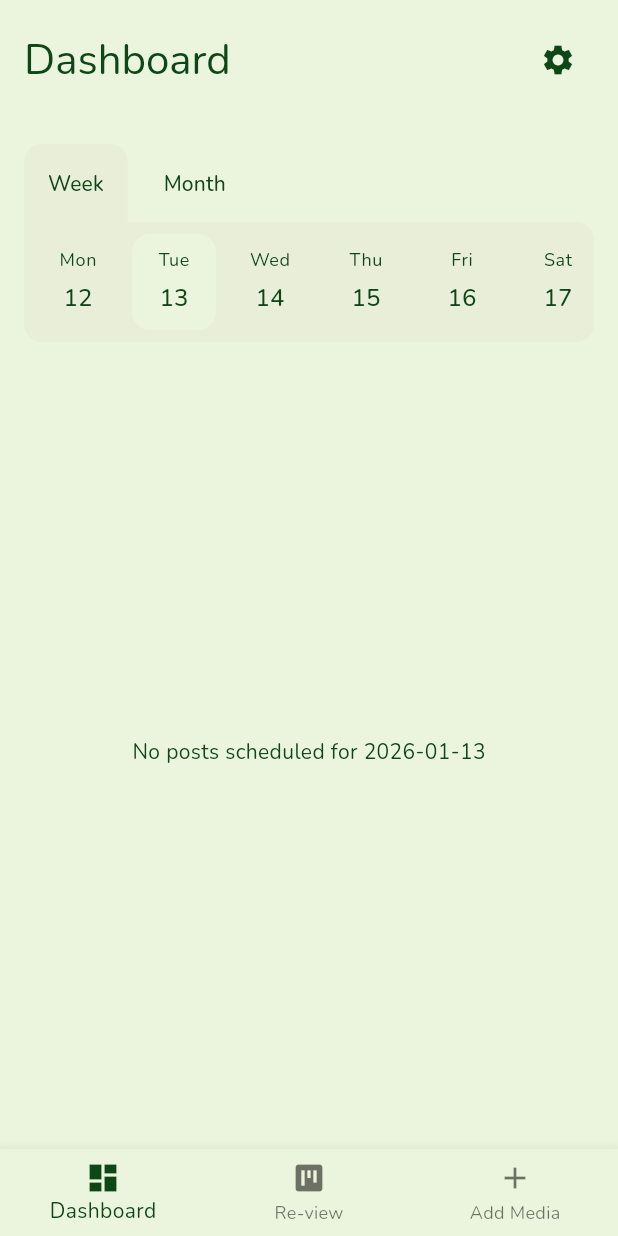
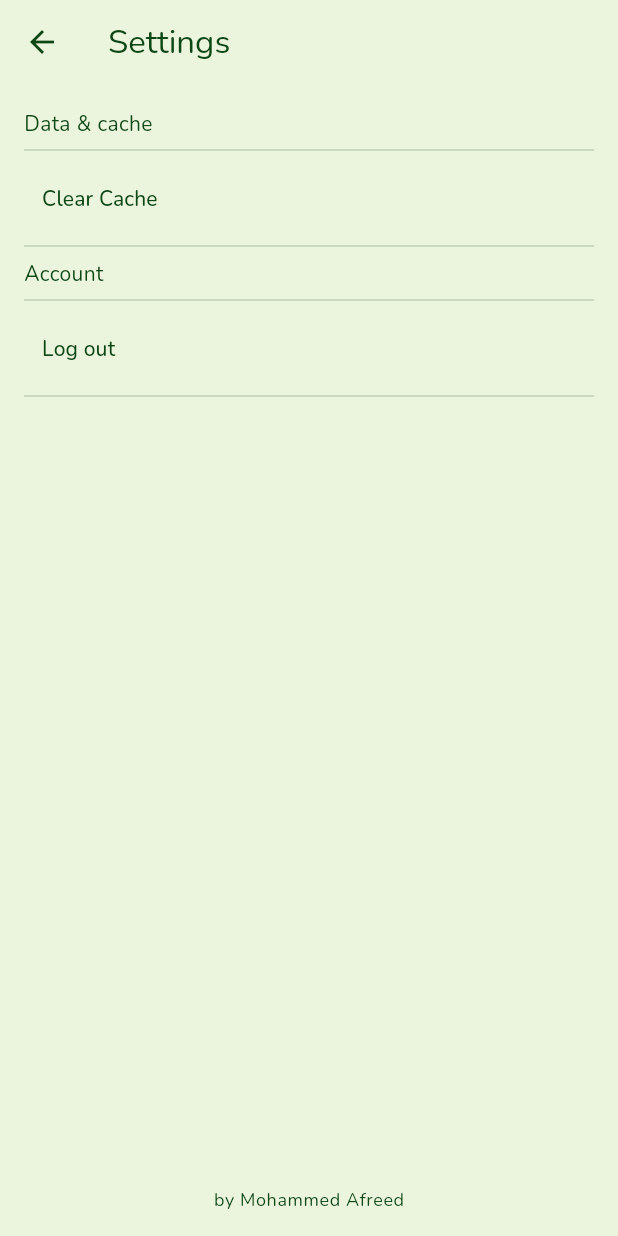
Before and after one commit to mohammedafreedps/content_management_app, a Flutter app: the screen it shows once a user with an empty profile is signed in, after a tap on the "settings" icon, on a phone screen of 412 x 824 dp. Run offline on Flutter 3.47's test engine with Material 3 defaults, Android fonts, the phone set to English and light mode, and no system bars; our stand-ins replace bloc, cloud_firestore, file_picker, firebase_auth, firebase_core, firebase_database and 5 more; accounts and stored records are empty.

Commit message:
setting screen added

```diff
--- a/lib/screen/home_nav_screens/dashboard/dashboard_screen.dart
+++ b/lib/screen/home_nav_screens/dashboard/dashboard_screen.dart
@@ -1,4 +1,4 @@
-import 'package:content_managing_app/services/firebase_funtions/firebase_auth_funtions.dart';
+import 'package:content_managing_app/screen/setting_screen/setting_screen.dart';
 import 'package:content_managing_app/services/firebase_funtions/firebase_schedule_post_functions.dart';
 import 'package:content_managing_app/helper_funtions/to_date_key.dart';
 import 'package:content_managing_app/models/uploaded_media_model.dart';
@@ -39,7 +39,7 @@ class _DashboardScreenState extends State<DashboardScreen> {
                   ),
                   IconButton(
                     onPressed: () {
-                      FirebaseAuthFunction.instance.signOut();
+                      Navigator.push(context, MaterialPageRoute(builder: (_)=> SettingScreen()));
                     },
                     icon: const Icon(Icons.settings),
                   ),
--- /dev/null
+++ b/lib/screen/setting_screen/setting_screen.dart
@@ -0,0 +1,64 @@
+import 'package:content_managing_app/screen/widgets/snack_bar_error_messenger.dart';
+import 'package:content_managing_app/services/firebase_funtions/firebase_auth_funtions.dart';
+import 'package:content_managing_app/services/media_cache_service.dart';
+import 'package:content_managing_app/theme/app_spacing.dart';
+import 'package:flutter/material.dart';
+
+class SettingScreen extends StatefulWidget {
+  const SettingScreen({super.key});
+
+  @override
+  State<SettingScreen> createState() => _SettingScreenState();
+}
+
+class _SettingScreenState extends State<SettingScreen> {
+  @override
+  Widget build(BuildContext context) {
+    return Scaffold(
+      appBar: AppBar(title: Text('Settings')),
+      body: Padding(
+        padding: EdgeInsetsGeometry.all(AppSpacing.screenPadding),
+        child: Column(
+          mainAxisAlignment: MainAxisAlignment.spaceBetween,
+          children: [
+            Column(
+              crossAxisAlignment: CrossAxisAlignment.start,
+
+              children: [
+                Text('Data & cache'),
+                Opacity(opacity: 0.2, child: Divider()),
+                Container(
+                  decoration: BoxDecoration(),
+                  child: TextButton(
+                    onPressed: () {
+                      MediaCacheService.instance.clearAll();
+                      snackBarErrorMessage(
+                        context: context,
+                        message: 'Media cache cleared',
+                      );
+                    },
+                    child: Text('Clear Cache'),
+                  ),
+                ),
+                Opacity(opacity: 0.2, child: Divider()),
+                Text('Account'),
+                Opacity(opacity: 0.2, child: Divider()),
+                Container(
+                  decoration: BoxDecoration(),
+                  child: TextButton(
+                    onPressed: () {
+                      FirebaseAuthFunction.instance.signOut();
+                    },
+                    child: Text('Log out'),
+                  ),
+                ),
+                Opacity(opacity: 0.2, child: Divider()),
+              ],
+            ),
+            Text('by Mohammed Afreed',style: Theme.of(context).textTheme.bodySmall,)
+          ],
+        ),
+      ),
+    );
+  }
+}
```
